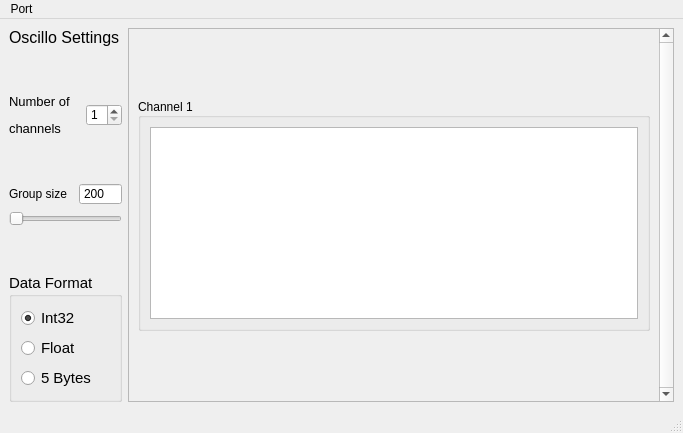
Qt form mainwindow.ui (Kortepk/Oscillo-Parser) before a commit.
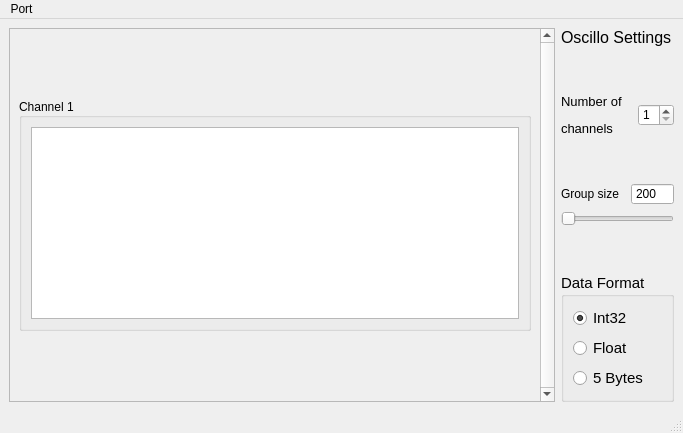
The same form after that commit.

Commit message: Add settings dialog and fill list ports

```diff
--- a/mainwindow.ui
+++ b/mainwindow.ui
@@ -23,10 +23,91 @@
      <verstretch>0</verstretch>
     </sizepolicy>
    </property>
-   <layout class="QHBoxLayout" name="horizontalLayout" stretch="1,5">
+   <layout class="QHBoxLayout" name="horizontalLayout" stretch="5,0">
     <property name="sizeConstraint">
      <enum>QLayout::SetDefaultConstraint</enum>
     </property>
+    <item>
+     <layout class="QHBoxLayout" name="horizontalLayout_3">
+      <property name="sizeConstraint">
+       <enum>QLayout::SetFixedSize</enum>
+      </property>
+      <item>
+       <widget class="QScrollArea" name="Oscillo_Channel_Area">
+        <property name="autoFillBackground">
+         <bool>false</bool>
+        </property>
+        <property name="frameShape">
+         <enum>QFrame::StyledPanel</enum>
+        </property>
+        <property name="midLineWidth">
+         <number>1</number>
+        </property>
+        <property name="verticalScrollBarPolicy">
+         <enum>Qt::ScrollBarAlwaysOn</enum>
+        </property>
+        <property name="sizeAdjustPolicy">
+         <enum>QAbstractScrollArea::AdjustToContents</enum>
+        </property>
+        <property name="widgetResizable">
+         <bool>true</bool>
+        </property>
+        <property name="alignment">
+         <set>Qt::AlignLeading|Qt::AlignLeft|Qt::AlignVCenter</set>
+        </property>
+        <widget class="QWidget" name="Oscillo_Channel_Area_widg">
+         <property name="geometry">
+          <rect>
+           <x>0</x>
+           <y>0</y>
+           <width>529</width>
+           <height>368</height>
+          </rect>
+         </property>
+         <layout class="QVBoxLayout" name="Oscillo_Channel_Area_verticalLayout">
+          <property name="spacing">
+           <number>0</number>
+          </property>
+          <item>
+           <widget class="QGroupBox" name="Channel1_groupBox">
+            <property name="sizePolicy">
+             <sizepolicy hsizetype="Preferred" vsizetype="Fixed">
+              <horstretch>0</horstretch>
+              <verstretch>0</verstretch>
+             </sizepolicy>
+            </property>
+            <property name="minimumSize">
+             <size>
+              <width>0</width>
+              <height>50</height>
+             </size>
+            </property>
+            <property name="title">
+             <string>Channel 1</string>
+            </property>
+            <property name="alignment">
+             <set>Qt::AlignLeading|Qt::AlignLeft|Qt::AlignVCenter</set>
+            </property>
+            <layout class="QHBoxLayout" name="horizontalLayout_5">
+             <item>
+              <widget class="QGraphicsView" name="graphicsView_Channel1">
+               <property name="sizePolicy">
+                <sizepolicy hsizetype="Expanding" vsizetype="Minimum">
+                 <horstretch>0</horstretch>
+                 <verstretch>0</verstretch>
+                </sizepolicy>
+               </property>
+              </widget>
+             </item>
+            </layout>
+           </widget>
+          </item>
+         </layout>
+        </widget>
+       </widget>
+      </item>
+     </layout>
+    </item>
     <item>
      <layout class="QVBoxLayout" name="verticalLayout_2">
       <item>
@@ -245,87 +326,6 @@
       </item>
      </layout>
     </item>
-    <item>
-     <layout class="QHBoxLayout" name="horizontalLayout_3">
-      <property name="sizeConstraint">
-       <enum>QLayout::SetFixedSize</enum>
-      </property>
-      <item>
-       <widget class="QScrollArea" name="Oscillo_Channel_Area">
-        <property name="autoFillBackground">
-         <bool>false</bool>
-        </property>
-        <property name="frameShape">
-         <enum>QFrame::StyledPanel</enum>
-        </property>
-        <property name="midLineWidth">
-         <number>1</number>
-        </property>
-        <property name="verticalScrollBarPolicy">
-         <enum>Qt::ScrollBarAlwaysOn</enum>
-        </property>
-        <property name="sizeAdjustPolicy">
-         <enum>QAbstractScrollArea::AdjustToContents</enum>
-        </property>
-        <property name="widgetResizable">
-         <bool>true</bool>
-        </property>
-        <property name="alignment">
-         <set>Qt::AlignLeading|Qt::AlignLeft|Qt::AlignVCenter</set>
-        </property>
-        <widget class="QWidget" name="Oscillo_Channel_Area_widg">
-         <property name="geometry">
-          <rect>
-           <x>0</x>
-           <y>0</y>
-           <width>528</width>
-           <height>368</height>
-          </rect>
-         </property>
-         <layout class="QVBoxLayout" name="Oscillo_Channel_Area_verticalLayout">
-          <property name="spacing">
-           <number>0</number>
-          </property>
-          <item>
-           <widget class="QGroupBox" name="Channel1_groupBox">
-            <property name="sizePolicy">
-             <sizepolicy hsizetype="Preferred" vsizetype="Fixed">
-              <horstretch>0</horstretch>
-              <verstretch>0</verstretch>
-             </sizepolicy>
-            </property>
-            <property name="minimumSize">
-             <size>
-              <width>0</width>
-              <height>50</height>
-             </size>
-            </property>
-            <property name="title">
-             <string>Channel 1</string>
-            </property>
-            <property name="alignment">
-             <set>Qt::AlignLeading|Qt::AlignLeft|Qt::AlignVCenter</set>
-            </property>
-            <layout class="QHBoxLayout" name="horizontalLayout_5">
-             <item>
-              <widget class="QGraphicsView" name="graphicsView_Channel1">
-               <property name="sizePolicy">
-                <sizepolicy hsizetype="Expanding" vsizetype="Minimum">
-                 <horstretch>0</horstretch>
-                 <verstretch>0</verstretch>
-                </sizepolicy>
-               </property>
-              </widget>
-             </item>
-            </layout>
-           </widget>
-          </item>
-         </layout>
-        </widget>
-       </widget>
-      </item>
-     </layout>
-    </item>
    </layout>
   </widget>
   <widget class="QMenuBar" name="menubar">
```
The commit also changes 6 other files.
